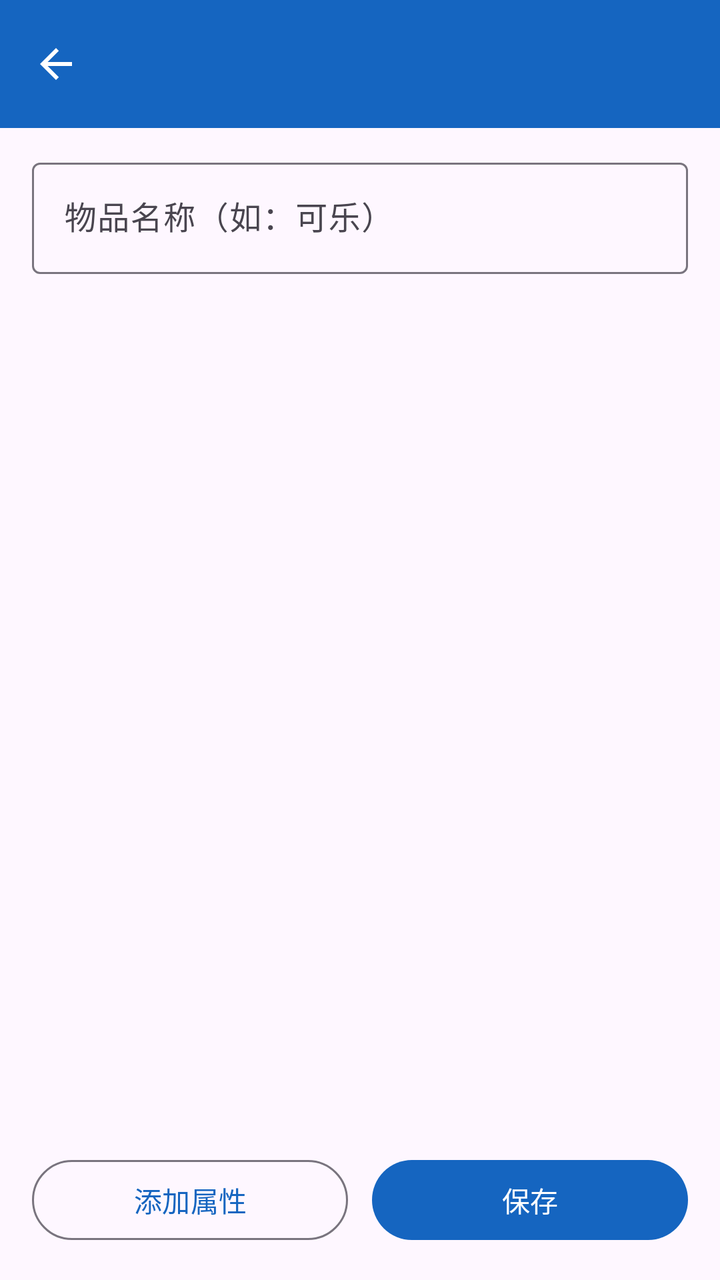
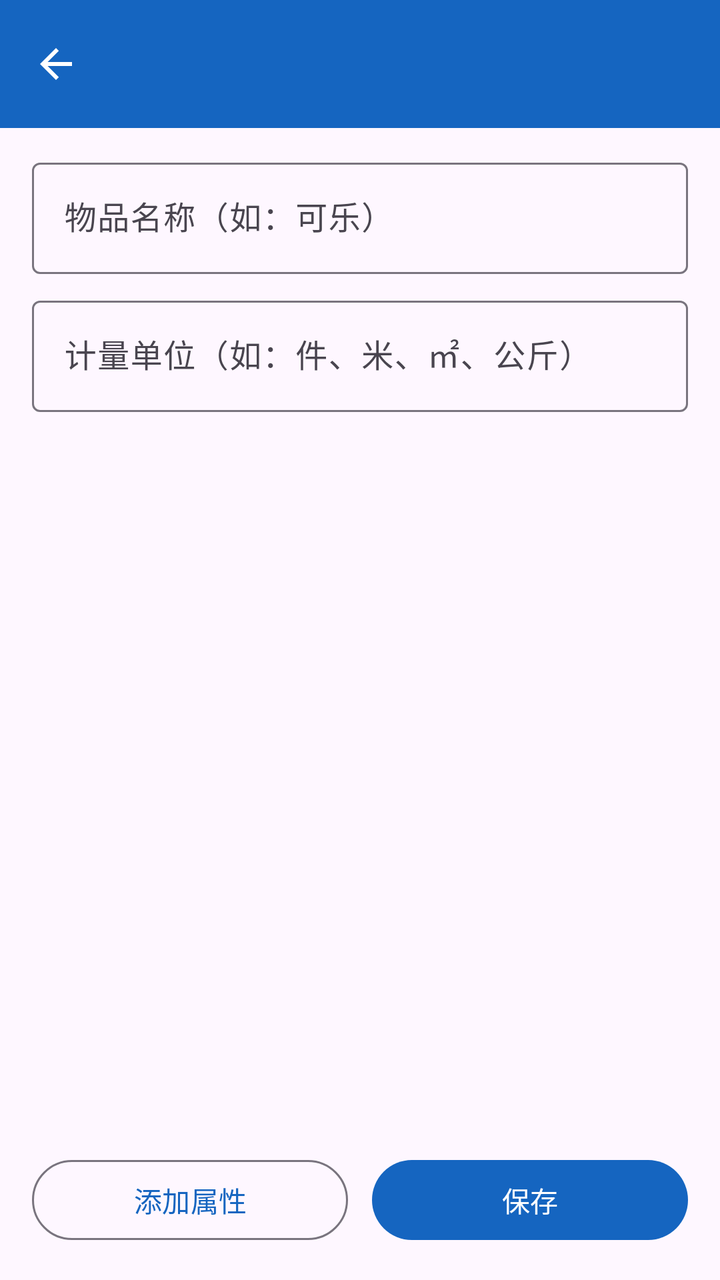

Before-and-after screenshots of an Android layout around one commit, followed by the original layout XML and the change that was made.
<!-- AndroidManifest.xml: application theme Theme.StockManagementSystem -->
<!-- res/layout/activity_item_edit.xml -->
<?xml version="1.0" encoding="utf-8"?>
<LinearLayout xmlns:android="http://schemas.android.com/apk/res/android"
    xmlns:app="http://schemas.android.com/apk/res-auto"
    android:id="@+id/main"
    android:layout_width="match_parent"
    android:layout_height="match_parent"
    android:orientation="vertical">

    <com.google.android.material.appbar.MaterialToolbar
        android:id="@+id/toolbar"
        android:layout_width="match_parent"
        android:layout_height="?attr/actionBarSize"
        android:background="@color/primary"
        android:elevation="4dp"
        android:theme="@style/ThemeOverlay.Material3.Dark.ActionBar"
        app:navigationIcon="@drawable/ic_arrow_back"
        app:navigationIconTint="@color/white"
        app:titleTextColor="@color/white" />

    <com.google.android.material.textfield.TextInputLayout
        android:id="@+id/layoutName"
        android:layout_width="match_parent"
        android:layout_height="wrap_content"
        android:layout_marginHorizontal="16dp"
        android:layout_marginTop="12dp"
        android:hint="@string/item_name_hint">

        <com.google.android.material.textfield.TextInputEditText
            android:id="@+id/inputName"
            android:layout_width="match_parent"
            android:layout_height="wrap_content"
            android:inputType="text" />
    </com.google.android.material.textfield.TextInputLayout>

    <androidx.recyclerview.widget.RecyclerView
        android:id="@+id/recyclerAttrs"
        android:layout_width="match_parent"
        android:layout_height="0dp"
        android:layout_weight="1"
        android:clipToPadding="false"
        android:paddingHorizontal="16dp"
        android:paddingBottom="12dp" />

    <LinearLayout
        android:layout_width="match_parent"
        android:layout_height="wrap_content"
        android:orientation="horizontal"
        android:paddingHorizontal="16dp"
        android:paddingBottom="16dp">

        <com.google.android.material.button.MaterialButton
            android:id="@+id/btnAddAttr"
            style="@style/Widget.Material3.Button.OutlinedButton"
            android:layout_width="0dp"
            android:layout_height="wrap_content"
            android:layout_weight="1"
            android:text="@string/attr_add" />

        <com.google.android.material.button.MaterialButton
            android:id="@+id/btnSave"
            android:layout_width="0dp"
            android:layout_height="wrap_content"
            android:layout_marginStart="12dp"
            android:layout_weight="1"
            android:text="@string/action_save" />
    </LinearLayout>
</LinearLayout>
<!-- resources referenced by this layout -->
<resources>
  <color name="primary">#1565C0</color>
  <color name="white">#FFFFFFFF</color>
  <!-- drawable ic_arrow_back (drawable) -->
  <?xml version="1.0" encoding="utf-8"?>
  <vector xmlns:android="http://schemas.android.com/apk/res/android"
      android:width="24dp"
      android:height="24dp"
      android:viewportWidth="24"
      android:viewportHeight="24"
      android:tint="@color/white">
      <path
          android:fillColor="@android:color/white"
          android:pathData="M20,11H7.83l5.59,-5.59L12,4l-8,8 8,8 1.41,-1.41L7.83,13H20v-2z" />
  </vector>
  <string name="action_save">保存</string>
  <string name="attr_add">添加属性</string>
  <string name="item_name_hint">物品名称（如：可乐）</string>
  <style name="Theme.StockManagementSystem" parent="Base.Theme.StockManagementSystem" />
  <style name="Base.Theme.StockManagementSystem" parent="Theme.Material3.DayNight.NoActionBar">
          <item name="colorPrimary">@color/primary</item>
          <item name="colorPrimaryVariant">@color/primary_dark</item>
          <item name="colorSecondary">@color/accent</item>
      </style>
  <color name="primary_dark">#0D47A1</color>
  <color name="accent">#00897B</color>
</resources>

<!-- the commit's change to res/layout/activity_item_edit.xml (unified diff, before → after) -->
@@ -27,6 +27,21 @@
 
         <com.google.android.material.textfield.TextInputEditText
             android:id="@+id/inputName"
+            android:layout_width="match_parent"
+            android:layout_height="wrap_content"
+            android:inputType="text" />
+    </com.google.android.material.textfield.TextInputLayout>
+
+    <com.google.android.material.textfield.TextInputLayout
+        android:id="@+id/layoutUnit"
+        android:layout_width="match_parent"
+        android:layout_height="wrap_content"
+        android:layout_marginHorizontal="16dp"
+        android:layout_marginTop="8dp"
+        android:hint="@string/item_unit_hint">
+
+        <com.google.android.material.textfield.TextInputEditText
+            android:id="@+id/inputUnit"
             android:layout_width="match_parent"
             android:layout_height="wrap_content"
             android:inputType="text" />
<!-- resource entries referenced after the edit -->
@@ -17,6 +17,7 @@
   <string name="action_save">保存</string>
   <string name="attr_add">添加属性</string>
   <string name="item_name_hint">物品名称（如：可乐）</string>
+  <string name="item_unit_hint">计量单位（如：件、米、㎡、公斤）</string>
   <style name="Theme.StockManagementSystem" parent="Base.Theme.StockManagementSystem" />
   <style name="Base.Theme.StockManagementSystem" parent="Theme.Material3.DayNight.NoActionBar">
           <item name="colorPrimary">@color/primary</item>
